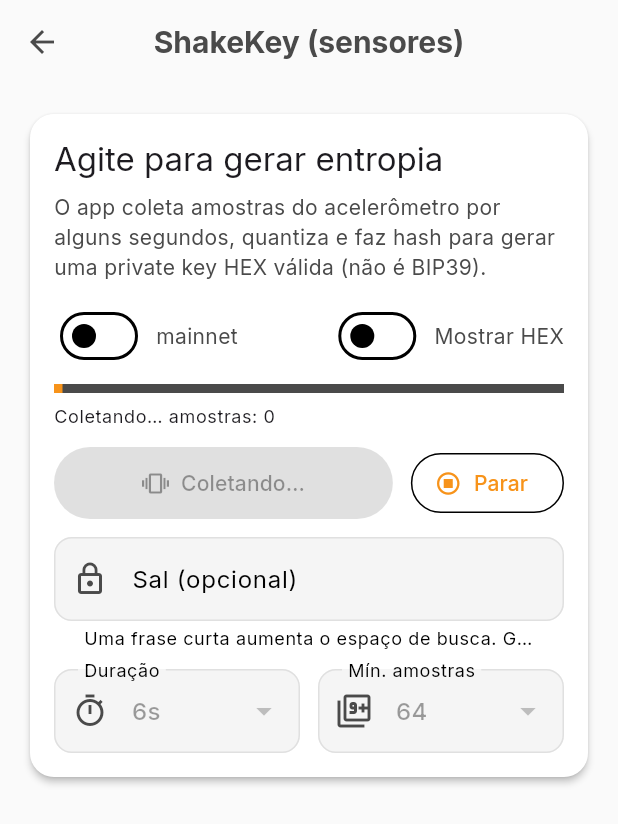
After one commit to rafaelfernandesx/btcaddress, a Flutter app: the ShakeKeyScreen screen opened directly, after a tap on "Iniciar coleta", on a phone screen of 412 x 824 dp. The commit adds this screen. Shown: the top 824 px of the screen. Run offline on Flutter 3.47's test engine with Material 3 defaults, Android fonts, the phone set to English and light mode, and no system bars; our stand-ins replace dio, file_picker, google_fonts, hex, qr_flutter, sensors_plus and 2 more; missing offline and left inert: bip32, bip39, bs58check, pointycastle; accounts and stored records are empty.

Commit message:
feat: adicionar lógica de geração de ShakeKey com coleta de amostras do acelerômetro e tela correspondente

```diff
--- /dev/null
+++ b/lib/bitcoin/shake_key.dart
@@ -0,0 +1,106 @@
+import 'dart:convert';
+import 'dart:typed_data';
+
+import 'package:crypto/crypto.dart';
+import 'package:hex/hex.dart';
+
+class ShakeSample {
+  final double x;
+  final double y;
+  final double z;
+
+  const ShakeSample({
+    required this.x,
+    required this.y,
+    required this.z,
+  });
+}
+
+class ShakeKeyMaterial {
+  final String seedText;
+  final String privateKeyHex;
+
+  const ShakeKeyMaterial({
+    required this.seedText,
+    required this.privateKeyHex,
+  });
+}
+
+class ShakeKeyGenerator {
+  static final BigInt _secp256k1N = BigInt.parse(
+    'FFFFFFFFFFFFFFFFFFFFFFFFFFFFFFFEBAAEDCE6AF48A03BBFD25E8CD0364141',
+    radix: 16,
+  );
+
+  /// Gera uma seed (texto) e uma private key (HEX) a partir de amostras do
+  /// acelerômetro.
+  ///
+  /// Fluxo:
+  /// - Quantiza (x,y,z) em int16 com escala (padrão: 1000)
+  /// - Serializa em bytes
+  /// - SHA-256(dados || salt)
+  /// - SeedText = shake:base64url(digest)
+  /// - PrivateKeyHex = SHA-256(digest || counter) até cair em 1..(n-1)
+  static ShakeKeyMaterial fromSamples(
+    List<ShakeSample> samples, {
+    String salt = '',
+    int minSamples = 64,
+    int quantizationScale = 1000,
+  }) {
+    if (samples.length < minSamples) {
+      throw FormatException('Amostras insuficientes (mínimo: $minSamples).');
+    }
+
+    final encoded = _encodeSamples(samples, quantizationScale: quantizationScale);
+    final mixed = Uint8List.fromList(<int>[...encoded, ...utf8.encode(salt)]);
+    final digest = Uint8List.fromList(sha256.convert(mixed).bytes);
+
+    final seedText = 'shake:${base64Url.encode(digest)}';
+    final privateKeyHex = _derivePrivateKeyHex(digest);
+
+    return ShakeKeyMaterial(seedText: seedText, privateKeyHex: privateKeyHex);
+  }
+
+  static Uint8List _encodeSamples(
+    List<ShakeSample> samples, {
+    required int quantizationScale,
+  }) {
+    final out = BytesBuilder();
+    for (final s in samples) {
+      out.add(_i16be((s.x * quantizationScale).round()));
+      out.add(_i16be((s.y * quantizationScale).round()));
+      out.add(_i16be((s.z * quantizationScale).round()));
+    }
+    return out.toBytes();
+  }
+
+  static List<int> _i16be(int v) {
+    final clamped = v.clamp(-32768, 32767);
+    final u = clamped & 0xFFFF;
+    return [(u >> 8) & 0xFF, u & 0xFF];
+  }
+
+  static String _derivePrivateKeyHex(Uint8List digest) {
+    for (int counter = 0; counter < 4096; counter++) {
+      final bytes = BytesBuilder();
+      bytes.add(digest);
+      bytes.add(_u32be(counter));
+      final candidate = Uint8List.fromList(sha256.convert(bytes.toBytes()).bytes);
+      final hex = HEX.encode(candidate);
+      final k = BigInt.parse(hex, radix: 16);
+      if (k == BigInt.zero) continue;
+      if (k >= _secp256k1N) continue;
+      return hex;
+    }
+    throw StateError('Falha ao derivar uma private key válida.');
+  }
+
+  static List<int> _u32be(int v) {
+    return [
+      (v >> 24) & 0xFF,
+      (v >> 16) & 0xFF,
+      (v >> 8) & 0xFF,
+      v & 0xFF,
+    ];
+  }
+}
--- a/lib/main.dart
+++ b/lib/main.dart
@@ -12,6 +12,7 @@ import 'package:btcaddress/screens/image_hash_screen.dart';
 import 'package:btcaddress/screens/pixel_key_screen.dart';
 import 'package:btcaddress/screens/puzzle_lab_screen.dart';
 import 'package:btcaddress/screens/qr_mix_screen.dart';
+import 'package:btcaddress/screens/shake_key_screen.dart';
 import 'package:btcaddress/screens/split_key_screen.dart';
 import 'package:btcaddress/screens/tap_key_screen.dart';
 import 'package:btcaddress/services/blockchain_service.dart';
@@ -329,6 +330,19 @@ class _MyHomePageState extends State<MyHomePage> with SingleTickerProviderStateM
             context,
             MaterialPageRoute(
               builder: (_) => const ImageHashScreen(),
+            ),
+          );
+        },
+      ),
+      (
+        icon: Icons.vibration_outlined,
+        title: 'ShakeKey',
+        subtitle: 'Agite (sensores)',
+        onTap: () {
+          Navigator.push(
+            context,
+            MaterialPageRoute(
+              builder: (_) => const ShakeKeyScreen(),
             ),
           );
         },
--- /dev/null
+++ b/lib/screens/shake_key_screen.dart
@@ -0,0 +1,385 @@
+import 'dart:async';
+
+import 'package:btcaddress/bitcoin/shake_key.dart';
+import 'package:btcaddress/btc_tool.dart';
+import 'package:btcaddress/theme/app_theme.dart';
+import 'package:btcaddress/widgets/copyable_textfield.dart';
+import 'package:btcaddress/widgets/qr_code_dialog.dart';
+import 'package:flutter/material.dart';
+import 'package:sensors_plus/sensors_plus.dart';
+
+class ShakeKeyScreen extends StatefulWidget {
+  const ShakeKeyScreen({super.key});
+
+  @override
+  State<ShakeKeyScreen> createState() => _ShakeKeyScreenState();
+}
+
+class _ShakeKeyScreenState extends State<ShakeKeyScreen> {
+  final _saltController = TextEditingController();
+
+  final _seedController = TextEditingController();
+  final _privHexController = TextEditingController();
+  final _legacyController = TextEditingController();
+  final _compressedController = TextEditingController();
+  final _bech32Controller = TextEditingController();
+  final _taprootController = TextEditingController();
+
+  final List<ShakeSample> _samples = [];
+
+  StreamSubscription<AccelerometerEvent>? _sub;
+  Timer? _timer;
+
+  bool _isCollecting = false;
+  bool _testnet = false;
+  bool _showSecret = false;
+
+  int _durationSeconds = 6;
+  int _minSamples = 64;
+
+  DateTime? _startedAt;
+  String _error = '';
+
+  @override
+  void dispose() {
+    _stopCollecting();
+    _saltController.dispose();
+    _seedController.dispose();
+    _privHexController.dispose();
+    _legacyController.dispose();
+    _compressedController.dispose();
+    _bech32Controller.dispose();
+    _taprootController.dispose();
+    super.dispose();
+  }
+
+  void _clearResult() {
+    _seedController.clear();
+    _privHexController.clear();
+    _legacyController.clear();
+    _compressedController.clear();
+    _bech32Controller.clear();
+    _taprootController.clear();
+  }
+
+  Future<void> _startCollecting() async {
+    _stopCollecting();
+
+    setState(() {
+      _samples.clear();
+      _error = '';
+      _clearResult();
+      _isCollecting = true;
+      _startedAt = DateTime.now();
+    });
+
+    _sub = accelerometerEventStream().listen(
+      (event) {
+        if (!_isCollecting) return;
+        _samples.add(ShakeSample(x: event.x, y: event.y, z: event.z));
+        if (_samples.length % 8 == 0 && mounted) {
+          setState(() {});
+        }
+      },
+      onError: (e) {
+        if (!mounted) return;
+        setState(() {
+          _error = e.toString();
+          _isCollecting = false;
+        });
+      },
+    );
+
+    _timer = Timer(Duration(seconds: _durationSeconds), () {
+      _stopCollecting();
+      _generate();
+    });
+  }
+
+  void _stopCollecting() {
+    _timer?.cancel();
+    _timer = null;
+    _sub?.cancel();
+    _sub = null;
+
+    if (_isCollecting && mounted) {
+      setState(() {
+        _isCollecting = false;
+      });
+    } else {
+      _isCollecting = false;
+    }
+  }
+
+  void _generate() {
+    try {
+      final material = ShakeKeyGenerator.fromSamples(
+        List<ShakeSample>.from(_samples),
+        salt: _saltController.text,
+        minSamples: _minSamples,
+      );
+
+      final btc = BitcoinTOOL();
+      if (_testnet) btc.setNetworkPrefix('6f');
+      btc.setPrivateKeyHex(material.privateKeyHex);
+
+      setState(() {
+        _seedController.text = material.seedText;
+        _privHexController.text = material.privateKeyHex;
+        _legacyController.text = btc.getAddress(false);
+        _compressedController.text = btc.getAddress(true);
+        _bech32Controller.text = btc.getBech32Address();
+        _taprootController.text = btc.getTaprootAddress();
+        _error = '';
+      });
+    } catch (e) {
+      setState(() {
+        _error = e.toString();
+        _clearResult();
+      });
+    }
+  }
+
+  double get _progress {
+    final start = _startedAt;
+    if (!_isCollecting || start == null) return 0;
+    final elapsedMs = DateTime.now().difference(start).inMilliseconds;
+    final totalMs = (_durationSeconds * 1000).clamp(1, 1 << 31);
+    return (elapsedMs / totalMs).clamp(0.0, 1.0);
+  }
+
+  @override
+  Widget build(BuildContext context) {
+    final samplesCount = _samples.length;
+
+    return Scaffold(
+      appBar: AppBar(
+        title: const Text('ShakeKey (sensores)'),
+      ),
+      body: ListView(
+        padding: const EdgeInsets.all(16),
+        children: [
+          Card(
+            child: Padding(
+              padding: const EdgeInsets.all(16),
+              child: Column(
+                crossAxisAlignment: CrossAxisAlignment.start,
+                children: [
+                  Text(
+                    'Agite para gerar entropia',
+                    style: Theme.of(context).textTheme.titleLarge,
+                  ),
+                  const SizedBox(height: 8),
+                  Text(
+                    'O app coleta amostras do acelerômetro por alguns segundos, quantiza e faz hash para gerar uma private key HEX válida (não é BIP39).',
+                    style: Theme.of(context).textTheme.bodyMedium,
+                  ),
+                  const SizedBox(height: 12),
+                  Row(
+                    children: [
+                      Switch.adaptive(
+                        value: _testnet,
+                        onChanged: (v) => setState(() => _testnet = v),
+                      ),
+                      const SizedBox(width: 8),
+                      Text(_testnet ? 'testnet' : 'mainnet'),
+                      const Spacer(),
+                      Switch.adaptive(
+                        value: _showSecret,
+                        onChanged: (v) => setState(() => _showSecret = v),
+                      ),
+                      const SizedBox(width: 8),
+                      const Text('Mostrar HEX'),
+                    ],
+                  ),
+                  const SizedBox(height: 8),
+                  LinearProgressIndicator(
+                    value: _isCollecting ? _progress : null,
+                    minHeight: 6,
+                  ),
+                  const SizedBox(height: 8),
+                  Text(
+                    _isCollecting ? 'Coletando… amostras: $samplesCount' : 'Pronto. Amostras coletadas: $samplesCount',
+                    style: Theme.of(context).textTheme.bodySmall,
+                  ),
+                  const SizedBox(height: 12),
+                  Row(
+                    children: [
+                      Expanded(
+                        child: FilledButton.icon(
+                          style: FilledButton.styleFrom(
+                            backgroundColor: AppTheme.primaryColor,
+                            padding: const EdgeInsets.symmetric(vertical: 14),
+                          ),
+                          onPressed: _isCollecting ? null : _startCollecting,
+                          icon: const Icon(Icons.vibration_outlined),
+                          label: Text(_isCollecting ? 'Coletando…' : 'Iniciar coleta'),
+                        ),
+                      ),
+                      const SizedBox(width: 12),
+                      OutlinedButton.icon(
+                        onPressed: _isCollecting
+                            ? () {
+                                _stopCollecting();
+                              }
+                            : () {
+                                setState(() {
+                                  _samples.clear();
+                                  _saltController.clear();
+                                  _error = '';
+                                  _clearResult();
+                                });
+                              },
+                        icon: const Icon(Icons.stop_circle_outlined),
+                        label: Text(_isCollecting ? 'Parar' : 'Limpar'),
+                      ),
+                    ],
+                  ),
+                  const SizedBox(height: 12),
+                  TextField(
+                    controller: _saltController,
+                    decoration: const InputDecoration(
+                      labelText: 'Sal (opcional)',
+                      prefixIcon: Icon(Icons.lock_outline),
+                      helperText: 'Uma frase curta aumenta o espaço de busca. Guarde se quiser reproduzir.',
+                    ),
+                    onChanged: (_) => _clearResult(),
+                  ),
+                  const SizedBox(height: 12),
+                  Row(
+                    children: [
+                      Expanded(
+                        child: DropdownButtonFormField<int>(
+                          initialValue: _durationSeconds,
+                          decoration: const InputDecoration(
+                            labelText: 'Duração',
+                            prefixIcon: Icon(Icons.timer_outlined),
+                          ),
+                          items: const [
+                            DropdownMenuItem(value: 4, child: Text('4s')),
+                            DropdownMenuItem(value: 6, child: Text('6s')),
+                            DropdownMenuItem(value: 8, child: Text('8s')),
+                            DropdownMenuItem(value: 10, child: Text('10s')),
+                          ],
+                          onChanged: _isCollecting
+                              ? null
+                              : (v) {
+                                  if (v == null) return;
+                                  setState(() => _durationSeconds = v);
+                                },
+                        ),
+                      ),
+                      const SizedBox(width: 12),
+                      Expanded(
+                        child: DropdownButtonFormField<int>(
+                          initialValue: _minSamples,
+                          decoration: const InputDecoration(
+                            labelText: 'Mín. amostras',
+                            prefixIcon: Icon(Icons.filter_9_plus_outlined),
+                          ),
+                          items: const [
+                            DropdownMenuItem(value: 32, child: Text('32')),
+                            DropdownMenuItem(value: 64, child: Text('64')),
+                            DropdownMenuItem(value: 96, child: Text('96')),
+                            DropdownMenuItem(value: 128, child: Text('128')),
+                          ],
+                          onChanged: _isCollecting
+                              ? null
+                              : (v) {
+                                  if (v == null) return;
+                                  setState(() => _minSamples = v);
+                                },
+                        ),
+                      ),
+                    ],
+                  ),
+                  if (_error.isNotEmpty) ...[
+                    const SizedBox(height: 12),
+                    Text(
+                      _error,
+                      style: TextStyle(color: Theme.of(context).colorScheme.error),
+                    ),
+                  ],
+                ],
+              ),
+            ),
+          ),
+          const SizedBox(height: 16),
+          if (_seedController.text.isNotEmpty)
+            Card(
+              child: Padding(
+                padding: const EdgeInsets.all(16),
+                child: Column(
+                  crossAxisAlignment: CrossAxisAlignment.start,
+                  children: [
+                    Row(
+                      children: [
+                        Expanded(
+                          child: Text(
+                            'Resultado',
+                            style: Theme.of(context).textTheme.titleLarge,
+                          ),
+                        ),
+                        IconButton(
+                          tooltip: 'Mostrar QR da seed',
+                          icon: const Icon(Icons.qr_code),
+                          onPressed: () {
+                            showDialog(
+                              context: context,
+                              builder: (_) => QRCodeDialog(
+                                data: _seedController.text,
+                                title: 'Seed (ShakeKey)',
+                              ),
+                            );
+                          },
+                        ),
+                      ],
+                    ),
+                    const SizedBox(height: 12),
+                    CopyableTextField(
+                      controller: _seedController,
+                      label: 'Seed (texto)',
+                      prefixIcon: Icons.text_snippet_outlined,
+                    ),
+                    const SizedBox(height: 12),
+                    if (_showSecret)
+                      CopyableTextField(
+                        controller: _privHexController,
+                        label: 'PrivateKey (HEX)',
+                        prefixIcon: Icons.vpn_key_outlined,
+                      )
+                    else
+                      const Text('HEX oculto (ative “Mostrar HEX”).'),
+                    const SizedBox(height: 12),
+                    CopyableTextField(
+                      controller: _legacyController,
+                      label: 'P2PKH (legacy)',
+                      prefixIcon: Icons.account_balance_wallet_outlined,
+                    ),
+                    const SizedBox(height: 12),
+                    CopyableTextField(
+                      controller: _compressedController,
+                      label: 'P2PKH (compressed)',
+                      prefixIcon: Icons.compress,
+                    ),
+                    const SizedBox(height: 12),
+                    CopyableTextField(
+                      controller: _bech32Controller,
+                      label: 'Bech32 (P2WPKH)',
+                      prefixIcon: Icons.qr_code_2_outlined,
+                    ),
+                    const SizedBox(height: 12),
+                    CopyableTextField(
+                      controller: _taprootController,
+                      label: 'Taproot (P2TR)',
+                      prefixIcon: Icons.bolt_outlined,
+                    ),
+                  ],
+                ),
+              ),
+            ),
+        ],
+      ),
+    );
+  }
+}
--- a/pubspec.yaml
+++ b/pubspec.yaml
@@ -47,6 +47,7 @@ dependencies:
   bip32: ^2.0.0
   bs58check: ^1.0.2
   file_picker: ^8.3.1
+  sensors_plus: ^6.1.1
 
 dev_dependencies:
   flutter_test:
```
Also changed, not shown: pubspec.lock, 1 other file.
